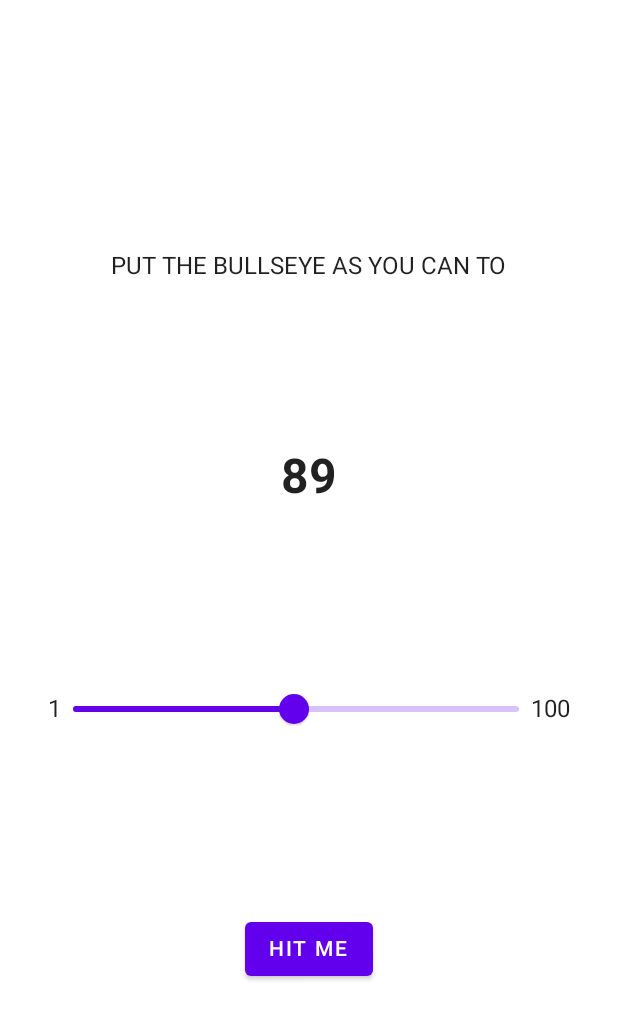
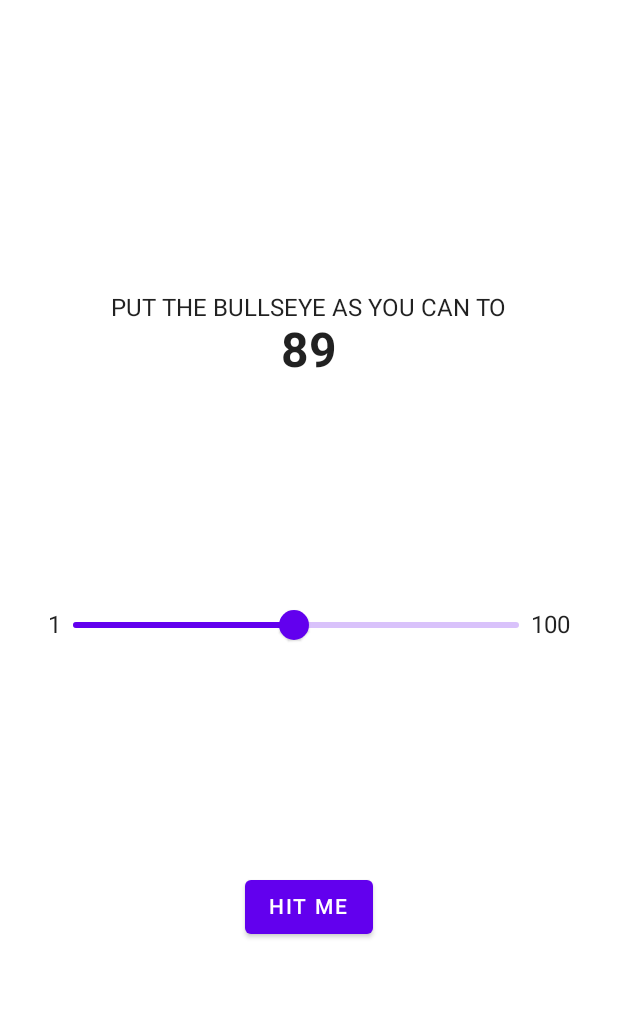
Before and after one commit to materokatti/bullseye-game, an Android app built with Jetpack Compose: the screen it shows after launch (MainActivity), on a phone screen of 412 x 824 dp. Shown: the top 1020 px of the screen. Run offline under Robolectric (Android 15) with nearby library versions, the phone set to English and light mode, and no system bars.

Commit message:
feature : GamePrompt composable

```diff
--- /dev/null
+++ b/app/src/main/java/com/devstory/bullseye_game/GamePrompt.kt
@@ -0,0 +1,21 @@
+package com.devstory.bullseye_game
+
+import androidx.compose.foundation.layout.Column
+import androidx.compose.material.Text
+import androidx.compose.runtime.Composable
+import androidx.compose.ui.Alignment
+import androidx.compose.ui.Modifier
+import androidx.compose.ui.res.stringResource
+import androidx.compose.ui.text.font.FontWeight
+import androidx.compose.ui.unit.sp
+
+@Composable
+fun GamePrompt (modifier: Modifier = Modifier) {
+    Column (
+        horizontalAlignment = Alignment.CenterHorizontally,
+        modifier = modifier
+    ){
+        Text(stringResource(R.string.instruction_text))
+        Text(text = stringResource(R.string.target_value_text), fontSize = 32.sp, fontWeight = FontWeight.Bold)
+    }
+}
--- a/app/src/main/java/com/devstory/bullseye_game/GameScreen.kt
+++ b/app/src/main/java/com/devstory/bullseye_game/GameScreen.kt
@@ -46,8 +46,7 @@ fun GameScreen() {
             verticalArrangement = Arrangement.SpaceEvenly,
             modifier = Modifier.weight(9f)
         ) {
-            Text(stringResource(R.string.instruction_text))
-            Text(text = stringResource(R.string.target_value_text), fontSize = 32.sp, fontWeight = FontWeight.Bold)
+            GamePrompt()
             TargetSlider(
                 value = sliderValue,
                 valueChanged = { value ->
```
